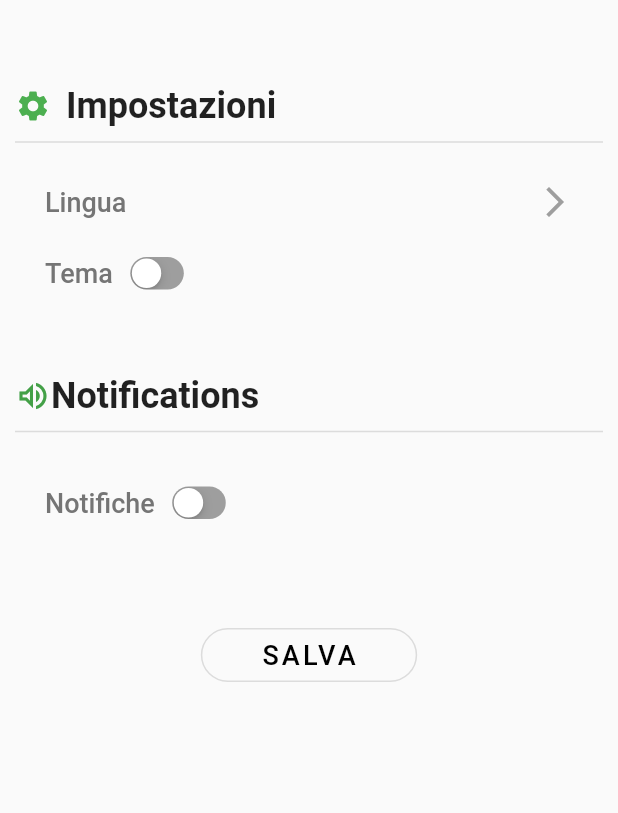
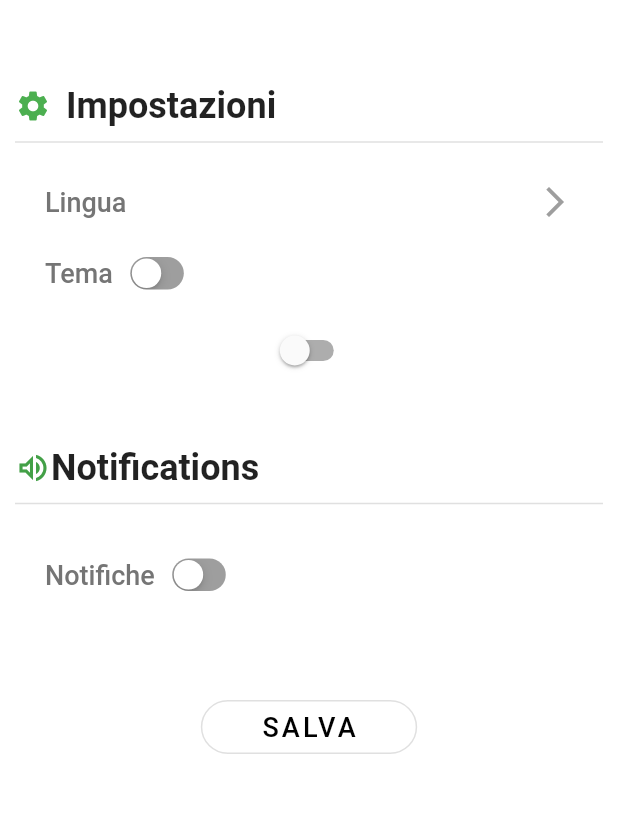
Before and after one commit to LucaR01/SmartGardeningApp, a Flutter app: the screen it shows after launch, item 4 of the bottom bar chosen, on a phone screen of 412 x 824 dp, the part 74-887 px from its top. Run offline on Flutter 3.47's test engine with Material 2 defaults, Android fonts, the phone set to English and light mode, and no system bars; our stand-ins replace font_awesome_flutter, image_picker; missing offline and left inert: dart:ffi, tflite; generated files the repository leaves out were written again.

Commit message:
Add light/dark themes feature

```diff
--- a/smart_gardening_app/lib/main.dart
+++ b/smart_gardening_app/lib/main.dart
@@ -2,10 +2,12 @@ import 'package:flutter/material.dart';
 import 'package:flutter_localizations/flutter_localizations.dart';
 import 'package:provider/provider.dart';
 import 'package:smart_gardening_app/provider/locale_provider.dart';
+import 'package:smart_gardening_app/provider/theme_provider.dart';
 import 'package:smart_gardening_app/routes/routes_generator.dart';
 
 //import 'package:flutter_localizations/flutter_localizations.dart';
 import 'package:flutter_gen/gen_l10n/app_localizations.dart';
+import 'package:smart_gardening_app/themes/themes.dart';
 
 import 'screens/home/home_screen.dart'; //TODO: package:smart_gardening_app/home/home_screen.dart
 import 'screens/splash/splash_screen.dart'; //TODO: package:smart_gardening_app/splash/splash_screen.dart
@@ -24,15 +26,26 @@ class App extends StatelessWidget {
 
   // This widget is the root of your application.
   @override
-  Widget build(BuildContext context) => ChangeNotifierProvider (
-    create: (context) => LocaleProvider(),
+  Widget build(BuildContext context) => MultiProvider (
+    providers: [
+      ChangeNotifierProvider<LocaleProvider>(
+                create: (context) => LocaleProvider()
+      ),
+      ChangeNotifierProvider<ThemeProvider>(
+                create: (context) => ThemeProvider()
+      ),
+    ],
     builder: (context, child) {
-      final provider = Provider.of<LocaleProvider>(context);
+      final localeProvider = Provider.of<LocaleProvider>(context);
+      final themeProvider = Provider.of<ThemeProvider>(context);
 
       return MaterialApp(
       debugShowCheckedModeBanner: false, // per rimuovere il debug tag
       title: 'Smart Gardening App',
-      locale: provider.locale,
+      themeMode: themeProvider.themeMode,
+      theme: Themes.lightTheme,
+      darkTheme: Themes.darkTheme,
+      locale: localeProvider.locale,
       localizationsDelegates: [
         AppLocalizations.delegate,
         GlobalMaterialLocalizations.delegate,
@@ -48,18 +61,9 @@ class App extends StatelessWidget {
       //localizationsDelegates: AppLocalizations.localizationsDelegates,
       //supportedLocales: AppLocalizations.supportedLocales,
 
-      theme: ThemeData(
-        // This is the theme of your application.
-        //
-        // Try running your application with "flutter run". You'll see the
-        // application has a blue toolbar. Then, without quitting the app, try
-        // changing the primarySwatch below to Colors.green and then invoke
-        // "hot reload" (press "r" in the console where you ran "flutter run",
-        // or simply save your changes to "hot reload" in a Flutter IDE).
-        // Notice that the counter didn't reset back to zero; the application
-        // is not restarted.
+      /*theme: ThemeData( //TODO: remove
         primarySwatch: Colors.green,
-      ),
+      ),*/
       initialRoute: '/splash',
       onGenerateRoute: RouteGenerator.generateRoute,
     );
--- /dev/null
+++ b/smart_gardening_app/lib/provider/theme_provider.dart
@@ -0,0 +1,12 @@
+import 'package:flutter/material.dart';
+
+class ThemeProvider extends ChangeNotifier {
+  ThemeMode themeMode = ThemeMode.light;
+
+  bool get isDarkMode => themeMode == ThemeMode.dark;
+
+  void toggleTheme(bool isOn) {
+    themeMode = isOn ? ThemeMode.dark : ThemeMode.light;
+    notifyListeners();
+  }
+}
--- a/smart_gardening_app/lib/screens/settings/settings_screen.dart
+++ b/smart_gardening_app/lib/screens/settings/settings_screen.dart
@@ -1,6 +1,7 @@
 import 'package:flutter/cupertino.dart';
 import 'package:flutter/material.dart';
 import 'package:smart_gardening_app/widgets/app_bar/app_bar.dart';
+import 'package:smart_gardening_app/widgets/switch_theme/switch_theme.dart';
 
 class SettingsScreen extends StatefulWidget {
   const SettingsScreen({Key? key}) : super(key: key);
@@ -51,7 +52,8 @@ class _SettingsScreenState extends State<SettingsScreen> {
             Divider(height: 20, thickness: 1),
             SizedBox(height: 10),
             _buildOption(context, 'Lingua'), //TODO: use string constants
-            _buildSlideOption('Tema', isDarkTheme, onChangeTheme),
+            _buildSlideOption('Tema', isDarkTheme, onChangeTheme), //TODO: remove
+            SwitchThemeWidget(),
             SizedBox(height: 40),
             Row(
               children: [
--- /dev/null
+++ b/smart_gardening_app/lib/themes/themes.dart
@@ -0,0 +1,38 @@
+import 'package:flutter/material.dart';
+
+//TODO: update values
+//TODO: usare color_constants
+
+/*class ThemeProvider extends ChangeNotifier {
+  ThemeMode themeMode = ThemeMode.light;
+
+  bool get isDarkMode => themeMode == ThemeMode.dark;
+
+  void toggleTheme(bool isOn) {
+    themeMode = isOn ? ThemeMode.dark : ThemeMode.light;
+    notifyListeners();
+  }
+}*/
+
+class Themes {
+  static final ThemeData lightTheme = ThemeData(
+    scaffoldBackgroundColor: Colors.white,
+    colorScheme: ColorScheme.light(),
+    brightness: Brightness.light,
+    primarySwatch: Colors.orange,
+    primaryColor: Colors.orange[500],
+    /*primaryColorBrightness: Brightness.light,
+    accentColor: Colors.purple[500],
+    accentColorBrightness: Brightness.light*/
+  );
+
+  static final ThemeData darkTheme = ThemeData(
+    scaffoldBackgroundColor: Colors.grey[850], //TODO: grey.shade900
+    colorScheme: ColorScheme.dark(),
+    brightness: Brightness.dark,
+    primaryColor: Colors.red,
+    /*primaryColorBrightness: Brightness.dark,
+    accentColor: Colors.blue[500],
+    accentColorBrightness: Brightness.dark,*/
+  );
+}
--- /dev/null
+++ b/smart_gardening_app/lib/widgets/switch_theme/switch_theme.dart
@@ -0,0 +1,21 @@
+import 'package:flutter/material.dart';
+import 'package:provider/provider.dart';
+import 'package:smart_gardening_app/themes/themes.dart';
+import 'package:smart_gardening_app/provider/theme_provider.dart';
+
+class SwitchThemeWidget extends StatelessWidget {
+  const SwitchThemeWidget({Key? key}) : super(key: key);
+
+  @override
+  Widget build(BuildContext context) {
+    final themeProvider = Provider.of<ThemeProvider>(context);
+
+    return Switch.adaptive(
+      value: themeProvider.isDarkMode,
+      onChanged: (value) {
+        final provider = Provider.of<ThemeProvider>(context, listen: false);
+        provider.toggleTheme(value);
+      },
+    );
+  }
+}
```
